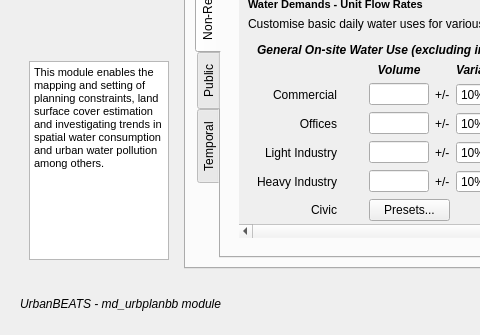
This is gui/md_spatialmapping.ui in petermbach/urbanbeats-pss as Qt 5 draws it before an edit; both pictures show x 0 to 480 and y 265 to 600 of the 820 by 600 pixel window. The edited form follows.
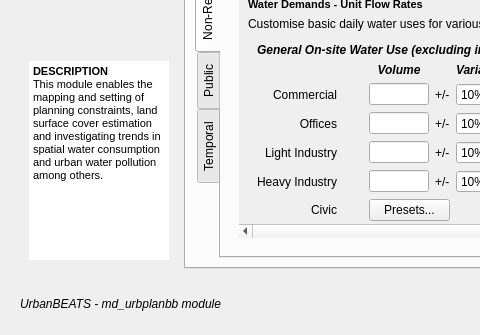
This is the edited form. The open tabs and pages were chosen to show the change. Icons and pictures are not drawn.

```diff
--- a/gui/md_spatialmapping.ui
+++ b/gui/md_spatialmapping.ui
@@ -206,11 +206,15 @@
              <height>16777215</height>
             </size>
            </property>
+           <property name="frameShape">
+            <enum>QFrame::NoFrame</enum>
+           </property>
            <property name="html">
             <string>&lt;!DOCTYPE HTML PUBLIC &quot;-//W3C//DTD HTML 4.0//EN&quot; &quot;http://www.w3.org/TR/REC-html40/strict.dtd&quot;&gt;
 &lt;html&gt;&lt;head&gt;&lt;meta name=&quot;qrichtext&quot; content=&quot;1&quot; /&gt;&lt;style type=&quot;text/css&quot;&gt;
 p, li { white-space: pre-wrap; }
 &lt;/style&gt;&lt;/head&gt;&lt;body style=&quot; font-family:'MS Shell Dlg 2'; font-size:8.25pt; font-weight:400; font-style:normal;&quot;&gt;
+&lt;p style=&quot; margin-top:0px; margin-bottom:0px; margin-left:0px; margin-right:0px; -qt-block-indent:0; text-indent:0px;&quot;&gt;&lt;span style=&quot; font-size:8pt; font-weight:600;&quot;&gt;DESCRIPTION&lt;/span&gt;&lt;/p&gt;
 &lt;p style=&quot; margin-top:0px; margin-bottom:0px; margin-left:0px; margin-right:0px; -qt-block-indent:0; text-indent:0px;&quot;&gt;&lt;span style=&quot; font-size:8pt;&quot;&gt;This module enables the mapping and setting of planning constraints, land surface cover estimation and investigating trends in spatial water consumption and urban water pollution among others.&lt;/span&gt;&lt;/p&gt;&lt;/body&gt;&lt;/html&gt;</string>
            </property>
           </widget>
```
Left out of the diff: 30 changed lines with no effect on the pictures.
